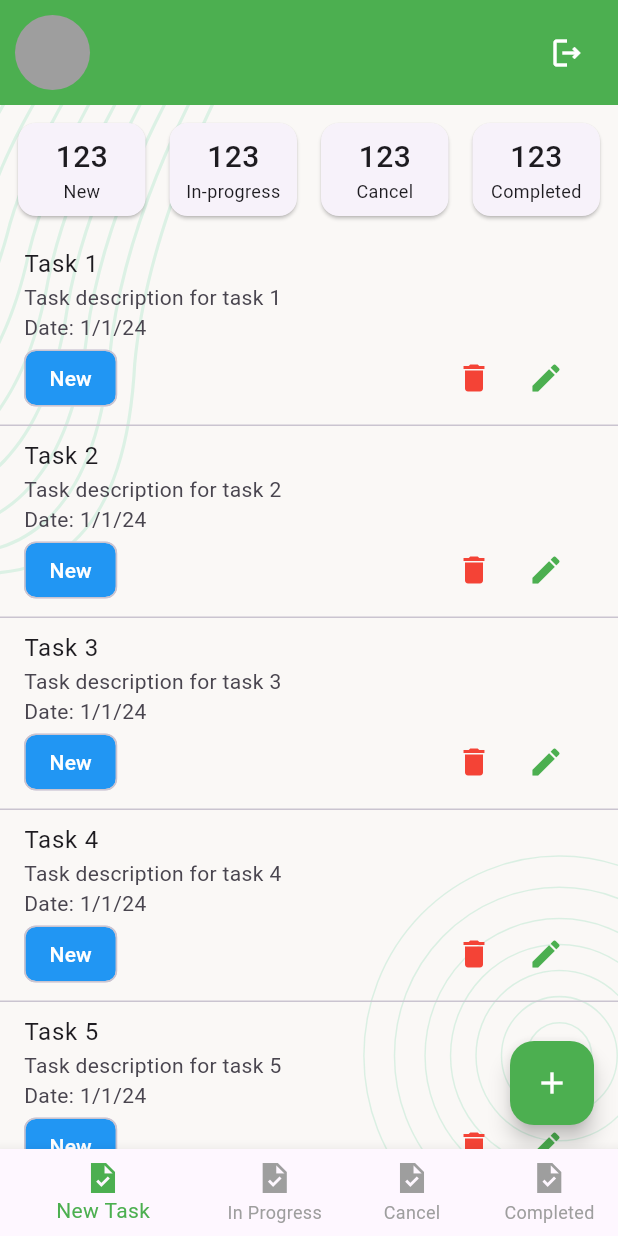
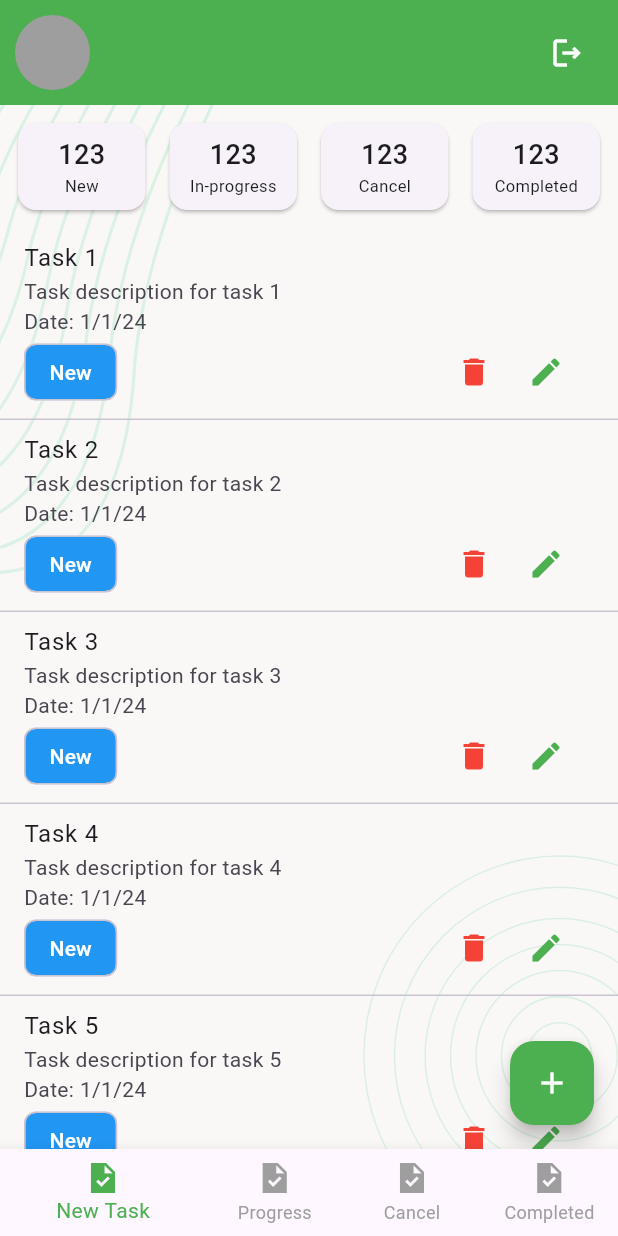
Before and after one commit to ArghoRoy92/flutter_task_manager, a Flutter app: the BottomNavBaseScreen screen opened directly, on a phone screen of 412 x 824 dp. Run offline on Flutter 3.47's test engine with Material 3 defaults, Android fonts, the phone set to English and light mode, and no system bars; our stand-ins replace flutter_svg, pin_code_fields, shared_preferences; accounts and stored records are empty.

Commit message:
Minor Changes

```diff
--- a/lib/data/model/auth_utility.dart
+++ b/lib/data/model/auth_utility.dart
@@ -11,6 +11,7 @@ class AuthUtility {
   static Future<void> saveUserInfo(LoginModel model) async {
     final SharedPreferences prefs = await SharedPreferences.getInstance();
     await prefs.setString('user-data', jsonEncode(model.toJson()));
+    userInfo = model;
   }
 
   static Future<LoginModel> getUserInfo() async {
--- a/lib/ui/screens/bottom_nav_screen/bottom_nav_base_screen.dart
+++ b/lib/ui/screens/bottom_nav_screen/bottom_nav_base_screen.dart
@@ -37,10 +37,14 @@ class _BottomNavBaseScreenState extends State<BottomNavBaseScreen> {
           }
         },
         items: const [
-          BottomNavigationBarItem(icon: Icon(Icons.task_sharp), label: 'New Task'),
-          BottomNavigationBarItem(icon: Icon(Icons.task_sharp), label: 'In Progress'),
-          BottomNavigationBarItem(icon: Icon(Icons.task_sharp), label: 'Cancel'),
-          BottomNavigationBarItem(icon: Icon(Icons.task_sharp), label: 'Completed'),
+          BottomNavigationBarItem(
+              icon: Icon(Icons.task_sharp), label: 'New Task'),
+          BottomNavigationBarItem(
+              icon: Icon(Icons.task_sharp), label: 'Progress'),
+          BottomNavigationBarItem(
+              icon: Icon(Icons.task_sharp), label: 'Cancel'),
+          BottomNavigationBarItem(
+              icon: Icon(Icons.task_sharp), label: 'Completed'),
         ],
       ),
     );
--- a/lib/ui/widgets/summary_card.dart
+++ b/lib/ui/widgets/summary_card.dart
@@ -19,11 +19,14 @@ class SummaryCard extends StatelessWidget {
           children: [
             Text(
               '$number',
-              style: const TextStyle(fontSize: 20, fontWeight: FontWeight.w500),
+              style: const TextStyle(fontSize: 18, fontWeight: FontWeight.w500),
             ),
             Text(
               title,
-              style: const TextStyle(fontSize: 12, fontWeight: FontWeight.w400),
+              style: const TextStyle(
+                fontSize: 11,
+                fontWeight: FontWeight.w400,
+              ),
             )
           ],
         ),
```
